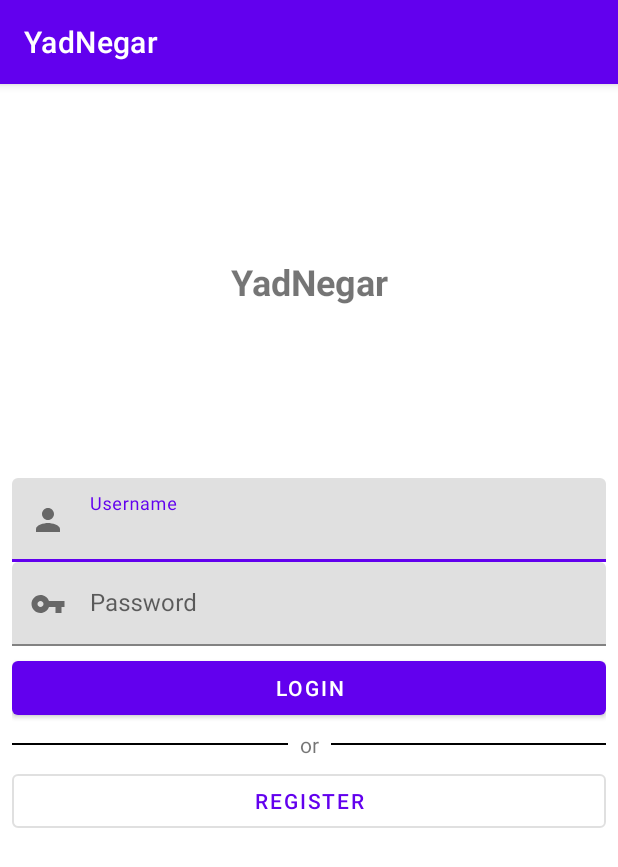
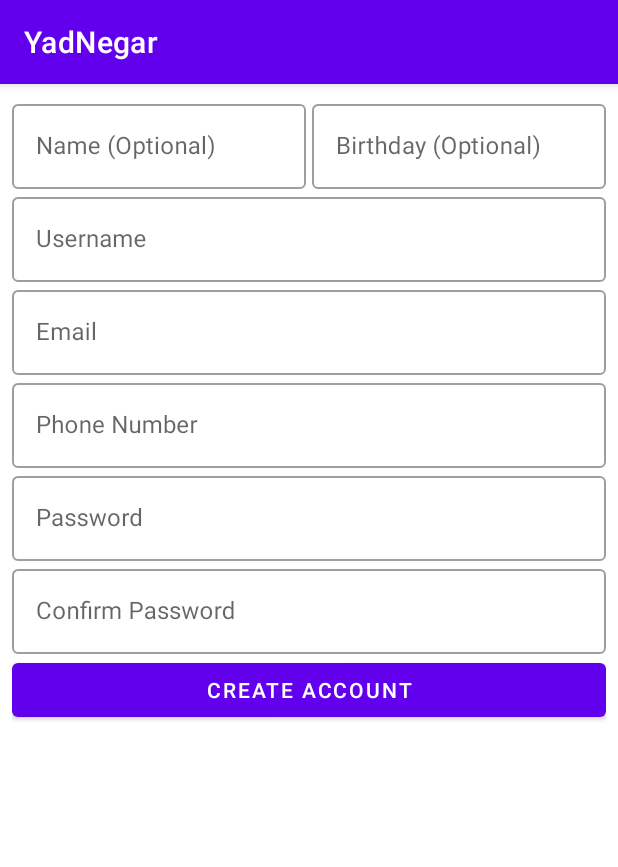
Before and after one commit to TahaJahani/YadNegar, an Android app: the screen it shows after launch (MainActivity), after a tap on "REGISTER", on a phone screen of 412 x 824 dp. Shown: the top 867 px of the screen. Run offline under Robolectric (Android 15) with nearby library versions, the phone set to English and light mode, and no system bars.

Commit message:
register fragment added

```diff
--- a/app/src/main/java/ir/taha7900/yadnegar/LoginFragment.java
+++ b/app/src/main/java/ir/taha7900/yadnegar/LoginFragment.java
@@ -12,6 +12,9 @@ import android.view.ViewGroup;
 
 import com.google.android.material.button.MaterialButton;
 import com.google.android.material.textfield.TextInputEditText;
+
+import java.lang.ref.WeakReference;
+import java.util.Objects;
 
 public class LoginFragment extends Fragment implements View.OnClickListener {
 
@@ -59,7 +62,13 @@ public class LoginFragment extends Fragment implements View.OnClickListener {
     }
 
     public void registerClicked(View view) {
-
+        String username = null;
+        if (usernameInput.length() != 0)
+            username = Objects.requireNonNull(usernameInput.getText()).toString();
+        context.getSupportFragmentManager().beginTransaction()
+                .addToBackStack("loginFragment")
+                .replace(R.id.mainFrame, RegisterFragment.newInstance(username), "registerFragment")
+                .commit();
     }
 
     public void loginClicked(View view) {
--- a/app/src/main/java/ir/taha7900/yadnegar/MainActivity.java
+++ b/app/src/main/java/ir/taha7900/yadnegar/MainActivity.java
@@ -16,6 +16,6 @@ public class MainActivity extends AppCompatActivity {
         mainFrame = findViewById(R.id.mainFrame);
         getSupportFragmentManager().beginTransaction()
                 .add(R.id.mainFrame, LoginFragment.newInstance(), "loginFragment")
-                .addToBackStack("loginFragment").commit();
+                .commit();
     }
 }
--- /dev/null
+++ b/app/src/main/java/ir/taha7900/yadnegar/RegisterFragment.java
@@ -0,0 +1,120 @@
+package ir.taha7900.yadnegar;
+
+import android.content.Context;
+import android.os.Bundle;
+
+import androidx.annotation.NonNull;
+import androidx.fragment.app.Fragment;
+
+import android.view.LayoutInflater;
+import android.view.View;
+import android.view.ViewGroup;
+
+import com.google.android.material.button.MaterialButton;
+import com.google.android.material.textfield.TextInputEditText;
+
+import java.util.ArrayList;
+
+public class RegisterFragment extends Fragment implements View.OnClickListener {
+
+    private static final String ARG_USERNAME = "USERNAME";
+    private String username;
+    private MainActivity context;
+
+    private TextInputEditText usernameInput;
+    private TextInputEditText passwordInput;
+    private TextInputEditText confirmPasswordInput;
+    private TextInputEditText nameInput;
+    private TextInputEditText birthdayInput;
+    private TextInputEditText emailInput;
+    private TextInputEditText phoneNumberInput;
+    private MaterialButton registerButton;
+
+    public RegisterFragment() {
+    }
+
+
+    public static RegisterFragment newInstance(String username) {
+        RegisterFragment fragment = new RegisterFragment();
+        Bundle args = new Bundle();
+        args.putString(ARG_USERNAME, username);
+        fragment.setArguments(args);
+        return fragment;
+    }
+
+    @Override
+    public void onCreate(Bundle savedInstanceState) {
+        super.onCreate(savedInstanceState);
+        if (getArguments() != null) {
+            username = getArguments().getString(ARG_USERNAME);
+        }
+    }
+
+    @Override
+    public View onCreateView(LayoutInflater inflater, ViewGroup container,
+                             Bundle savedInstanceState) {
+        View view = inflater.inflate(R.layout.fragment_register, container, false);
+        usernameInput = view.findViewById(R.id.usernameInput);
+        if (username != null)
+            usernameInput.setText(username);
+        passwordInput = view.findViewById(R.id.passwordInput);
+        confirmPasswordInput = view.findViewById(R.id.confirmPasswordInput);
+        nameInput = view.findViewById(R.id.nameInput);
+        birthdayInput = view.findViewById(R.id.birthdayInput);
+        emailInput = view.findViewById(R.id.emailInput);
+        phoneNumberInput = view.findViewById(R.id.phoneNumberInput);
+        registerButton = view.findViewById(R.id.registerButton);
+        registerButton.setOnClickListener(this::registerClicked);
+        return view;
+    }
+
+    @Override
+    public void onAttach(@NonNull Context context) {
+        super.onAttach(context);
+        this.context = (MainActivity) context;
+    }
+
+    @Override
+    public void onClick(View view) {
+
+    }
+
+    public void registerClicked(View view) {
+        if (isInputValid()) {
+            //TODO: complete
+            context.getSupportFragmentManager().popBackStackImmediate();
+        }
+    }
+
+    private boolean isInputValid() {
+        if (usernameInput.length() == 0) {
+            setError(usernameInput);
+            return false;
+        }
+        if (passwordInput.length() == 0) {
+            setError(passwordInput);
+            return false;
+        }
+        if (confirmPasswordInput.length() == 0) {
+            setError(confirmPasswordInput);
+            return false;
+        }
+        if (emailInput.length() == 0) {
+            setError(emailInput);
+            return false;
+        }
+        if (phoneNumberInput.length() != 11) {
+            setError(phoneNumberInput);
+            return false;
+        }
+        if (!passwordInput.getText().toString().equals(confirmPasswordInput.getText().toString())){
+            passwordInput.setError(getString(R.string.passwords_do_not_match));
+            return false;
+        }
+        return true;
+    }
+
+    private void setError(TextInputEditText editText) {
+        editText.setError(getString(R.string.field_is_required));
+    }
+}
--- /dev/null
+++ b/app/src/main/res/layout/fragment_register.xml
@@ -0,0 +1,115 @@
+<?xml version="1.0" encoding="utf-8"?>
+<LinearLayout xmlns:android="http://schemas.android.com/apk/res/android"
+    xmlns:tools="http://schemas.android.com/tools"
+    android:layout_width="match_parent"
+    android:layout_height="match_parent"
+    android:orientation="vertical"
+    android:padding="8dp"
+    tools:context=".RegisterFragment">
+
+    <LinearLayout
+        android:layout_width="match_parent"
+        android:layout_height="wrap_content"
+        android:orientation="horizontal"
+        android:baselineAligned="false">
+
+        <com.google.android.material.textfield.TextInputLayout
+            style="@style/Widget.MaterialComponents.TextInputLayout.OutlinedBox"
+            android:layout_weight="1"
+            android:layout_marginEnd="4dp"
+            android:layout_width="0dp"
+            android:layout_height="wrap_content">
+
+            <com.google.android.material.textfield.TextInputEditText
+                android:id="@+id/nameInput"
+                android:layout_width="match_parent"
+                android:layout_height="wrap_content"
+                android:hint="@string/name_optional" />
+        </com.google.android.material.textfield.TextInputLayout>
+
+        <com.google.android.material.textfield.TextInputLayout
+            style="@style/Widget.MaterialComponents.TextInputLayout.OutlinedBox"
+            android:layout_weight="1"
+            android:layout_width="0dp"
+            android:layout_height="wrap_content">
+
+            <com.google.android.material.textfield.TextInputEditText
+                android:id="@+id/birthdayInput"
+                android:inputType="date"
+                android:layout_width="match_parent"
+                android:layout_height="wrap_content"
+                android:hint="@string/birthday_optional" />
+        </com.google.android.material.textfield.TextInputLayout>
+    </LinearLayout>
+
+    <com.google.android.material.textfield.TextInputLayout
+        style="@style/Widget.MaterialComponents.TextInputLayout.OutlinedBox"
+        android:layout_width="match_parent"
+        android:layout_height="wrap_content">
+
+        <com.google.android.material.textfield.TextInputEditText
+            android:id="@+id/usernameInput"
+            android:layout_width="match_parent"
+            android:layout_height="wrap_content"
+            android:hint="@string/username" />
+    </com.google.android.material.textfield.TextInputLayout>
+
+    <com.google.android.material.textfield.TextInputLayout
+        style="@style/Widget.MaterialComponents.TextInputLayout.OutlinedBox"
+        android:layout_width="match_parent"
+        android:layout_height="wrap_content">
+
+        <com.google.android.material.textfield.TextInputEditText
+            android:id="@+id/emailInput"
+            android:inputType="textEmailAddress"
+            android:layout_width="match_parent"
+            android:layout_height="wrap_content"
+            android:hint="@string/email" />
+    </com.google.android.material.textfield.TextInputLayout>
+
+    <com.google.android.material.textfield.TextInputLayout
+        style="@style/Widget.MaterialComponents.TextInputLayout.OutlinedBox"
+        android:layout_width="match_parent"
+        android:layout_height="wrap_content">
+
+        <com.google.android.material.textfield.TextInputEditText
+            android:id="@+id/phoneNumberInput"
+            android:inputType="phone"
+            android:layout_width="match_parent"
+            android:layout_height="wrap_content"
+            android:hint="@string/phone_number" />
+    </com.google.android.material.textfield.TextInputLayout>
+
+    <com.google.android.material.textfield.TextInputLayout
+        style="@style/Widget.MaterialComponents.TextInputLayout.OutlinedBox"
+        android:layout_width="match_parent"
+        android:layout_height="wrap_content">
+
+        <com.google.android.material.textfield.TextInputEditText
+            android:id="@+id/passwordInput"
+            android:inputType="textPassword"
+            android:layout_width="match_parent"
+            android:layout_height="wrap_content"
+            android:hint="@string/password" />
+    </com.google.android.material.textfield.TextInputLayout>
+
+    <com.google.android.material.textfield.TextInputLayout
+        style="@style/Widget.MaterialComponents.TextInputLayout.OutlinedBox"
+        android:layout_width="match_parent"
+        android:layout_height="wrap_content">
+
+        <com.google.android.material.textfield.TextInputEditText
+            android:id="@+id/confirmPasswordInput"
+            android:inputType="textPassword"
+            android:layout_width="match_parent"
+            android:layout_height="wrap_content"
+            android:hint="@string/confirm_password" />
+    </com.google.android.material.textfield.TextInputLayout>
+
+    <com.google.android.material.button.MaterialButton
+        android:id="@+id/registerButton"
+        android:layout_width="match_parent"
+        android:layout_height="wrap_content"
+        android:text="@string/create_account" />
+
+</LinearLayout>
--- a/app/src/main/res/values/strings.xml
+++ b/app/src/main/res/values/strings.xml
@@ -5,6 +5,12 @@
     <string name="login">Login</string>
     <string name="or">or</string>
     <string name="register">Register</string>
-    <!-- TODO: Remove or change this placeholder text -->
-    <string name="hello_blank_fragment">Hello blank fragment</string>
+    <string name="email">Email</string>
+    <string name="phone_number">Phone Number</string>
+    <string name="name_optional">Name (Optional)</string>
+    <string name="birthday_optional">Birthday (Optional)</string>
+    <string name="create_account">Create Account</string>
+    <string name="confirm_password">Confirm Password</string>
+    <string name="field_is_required">Field Is Required</string>
+    <string name="passwords_do_not_match">Passwords Do Not Match</string>
 </resources>
```
